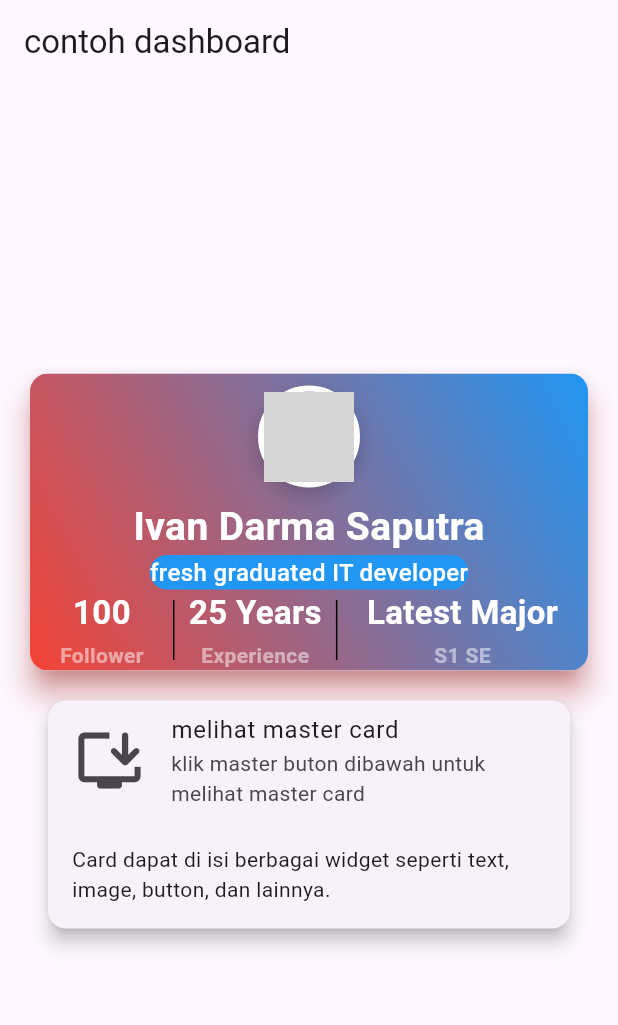
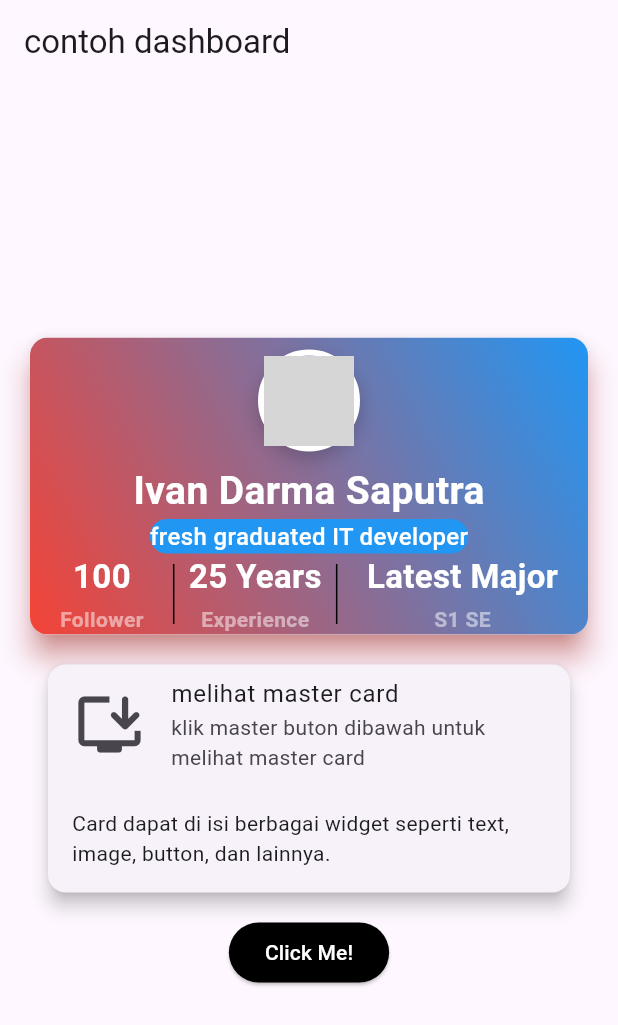
Before and after one commit to GUYwithPTSD/tugas_week8_1123150135, a Flutter app: the screen it shows after launch, on a phone screen of 412 x 824 dp. Shown: the top 1025 px of the screen. Run offline on Flutter 3.47's test engine with Material 3 defaults, Android fonts, the phone set to English and light mode, and no system bars; grey boxes are pictures that could not be loaded.

Commit message:
membuat button(optional)

```diff
--- a/lib/pages/test.dart
+++ b/lib/pages/test.dart
@@ -192,6 +192,14 @@ class TestPages extends StatelessWidget {
                 ],
               ),
             ),
+            ElevatedButton(
+              style: ElevatedButton.styleFrom(
+                backgroundColor: Colors.black,
+                foregroundColor: Colors.white,
+              ),
+              onPressed: () {},
+              child: const Text("Click Me!"),
+            ),
           ],
         ),
       ),
```
